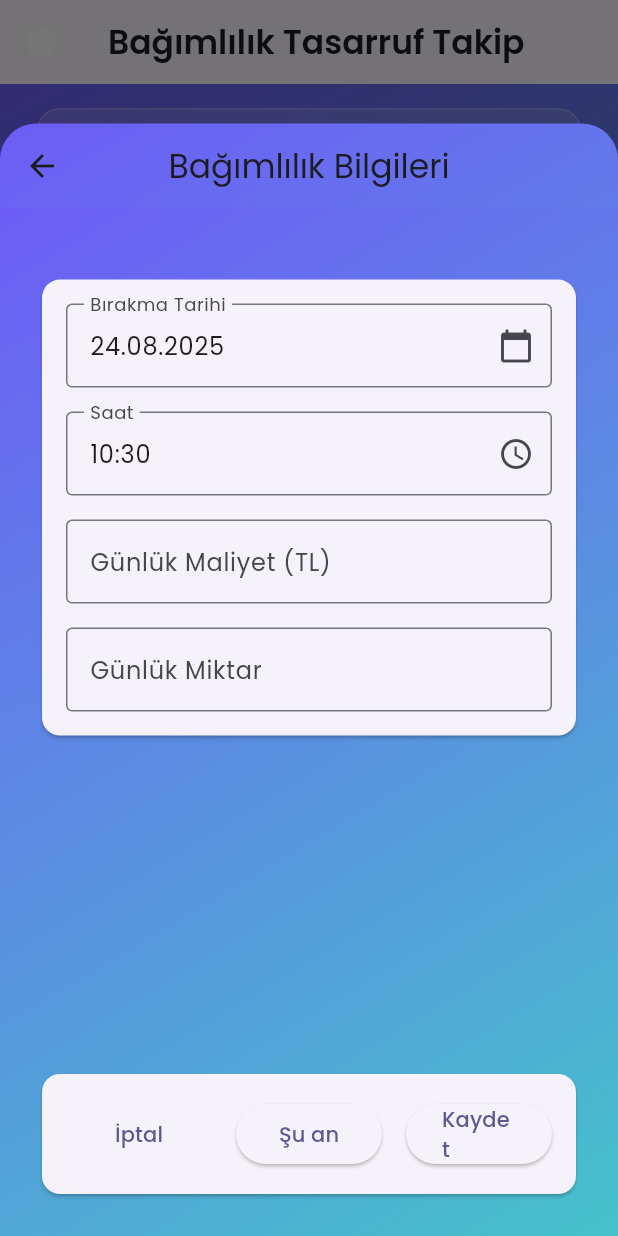
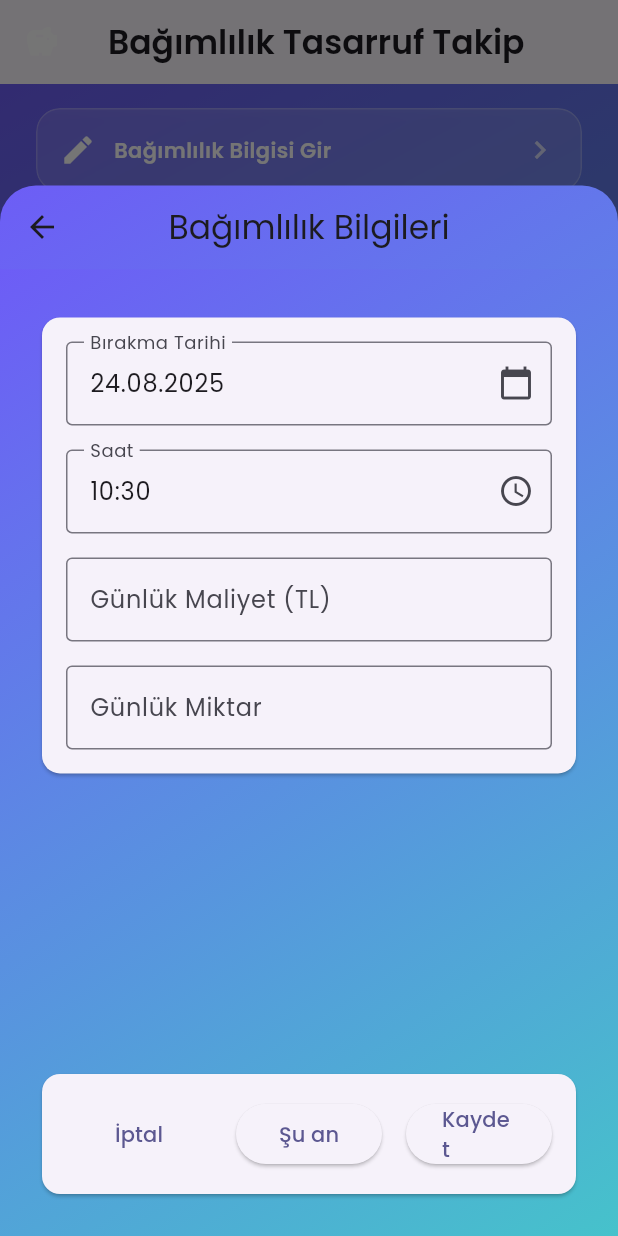
Before and after one commit to Muhammetalig/Habit-Free, a Flutter app: the screen it shows after launch, after a tap on "Bağımlılık Bilgisi Gir", on a phone screen of 412 x 824 dp. Run offline on Flutter 3.47's test engine with Material 3 defaults, Android fonts, the light colour scheme and no system bars; our stand-ins replace flutter_local_notifications, google_fonts, shared_preferences, timezone; missing offline and left inert: home_widget, workmanager; statements that could not run were skipped.

Commit message:
fix: iPhone SE 2020 keyboard compatibility and responsive design
- Fixed DraggableScrollableSheet keyboard handling for small screens
- Added automatic scroll to TextField when keyboard opens
- Improved responsive font sizes for iPhone SE 2020
- Fixed syntax errors in _showInputDialog function
- Added better padding and layout handling for small devices
- Optimized form input experience on compact screens

```diff
--- a/bagimliss/lib/main.dart
+++ b/bagimliss/lib/main.dart
@@ -1,7 +1,7 @@
 import 'package:flutter/material.dart';
 import 'dart:ui' show ImageFilter;
 import 'dart:async';
-import 'dart:math';
+import 'dart:math' as math;
 import 'package:flutter/services.dart';
 import 'package:flutter/foundation.dart';
 import 'dart:io' show Platform;
@@ -380,11 +380,13 @@ class _MyHomePageState extends State<MyHomePage> {
       context: context,
       isScrollControlled: true,
       backgroundColor: Colors.transparent,
+      useSafeArea: true,
       builder: (BuildContext context) {
         return DraggableScrollableSheet(
-          initialChildSize: 0.9,
-          minChildSize: 0.5,
+          initialChildSize: 0.85,
+          minChildSize: 0.4,
           maxChildSize: 0.95,
+          expand: false,
           builder: (context, scrollController) {
             return Container(
               decoration: const BoxDecoration(
@@ -397,6 +399,7 @@ class _MyHomePageState extends State<MyHomePage> {
               ),
               child: Scaffold(
                 backgroundColor: Colors.transparent,
+                resizeToAvoidBottomInset: true,
                 appBar: AppBar(
                   title: const Text('Bağımlılık Bilgileri'),
                   backgroundColor: Colors.transparent,
@@ -411,17 +414,22 @@ class _MyHomePageState extends State<MyHomePage> {
                     ),
                   ),
                   child: SafeArea(
-                    child: Padding(
+                    child: LayoutBuilder(
+                      builder: (context, constraints) {
+                        final keyboardHeight =
+                            MediaQuery.of(context).viewInsets.bottom;
+                        return Padding(
                           padding: EdgeInsets.only(
                             left: 24.0,
                             right: 24.0,
-                        top: 24.0,
-                        bottom: 24.0 + MediaQuery.of(context).viewInsets.bottom,
+                            top: 8.0,
+                            bottom: math.max(24.0, keyboardHeight + 16.0),
                           ),
                           child: Column(
                             children: [
                               Expanded(
                                 child: SingleChildScrollView(
+                                  controller: scrollController,
                                   physics: const BouncingScrollPhysics(),
                                   child: Column(
                                     mainAxisSize: MainAxisSize.min,
@@ -449,7 +457,8 @@ class _MyHomePageState extends State<MyHomePage> {
                                                     context,
                                                   ).requestFocus(FocusNode());
                                                   final now = DateTime.now();
-                                              final initial = quitTime ?? now;
+                                                  final initial =
+                                                      quitTime ?? now;
                                                   final picked =
                                                       await showDatePicker(
                                                         context: context,
@@ -467,8 +476,8 @@ class _MyHomePageState extends State<MyHomePage> {
                                                         confirmText: 'Seç',
                                                       );
                                                   if (picked != null) {
-                                                quitTimeController
-                                                    .text = _formatDate(picked);
+                                                    quitTimeController.text =
+                                                        _formatDate(picked);
                                                   }
                                                 },
                                               ),
@@ -491,7 +500,8 @@ class _MyHomePageState extends State<MyHomePage> {
                                                   ).requestFocus(FocusNode());
                                                   final initial =
                                                       TimeOfDay.fromDateTime(
-                                                    quitTime ?? DateTime.now(),
+                                                        quitTime ??
+                                                            DateTime.now(),
                                                       );
                                                   final picked =
                                                       await showTimePicker(
@@ -502,28 +512,76 @@ class _MyHomePageState extends State<MyHomePage> {
                                                         confirmText: 'Seç',
                                                       );
                                                   if (picked != null) {
-                                                timeController
-                                                    .text = _formatTime(picked);
+                                                    timeController.text =
+                                                        _formatTime(picked);
                                                   }
                                                 },
                                               ),
                                               const SizedBox(height: 16),
                                               TextField(
                                                 controller: costController,
-                                            decoration: const InputDecoration(
-                                              labelText: 'Günlük Maliyet (TL)',
-                                              border: OutlineInputBorder(),
-                                            ),
-                                            keyboardType: TextInputType.number,
+                                                decoration:
+                                                    const InputDecoration(
+                                                      labelText:
+                                                          'Günlük Maliyet (TL)',
+                                                      border:
+                                                          OutlineInputBorder(),
+                                                    ),
+                                                keyboardType:
+                                                    TextInputType.number,
+                                                onTap: () {
+                                                  // Klavye açıldığında scroll yap
+                                                  Future.delayed(
+                                                    const Duration(
+                                                      milliseconds: 300,
+                                                    ),
+                                                    () {
+                                                      scrollController.animateTo(
+                                                        scrollController
+                                                            .position
+                                                            .maxScrollExtent,
+                                                        duration:
+                                                            const Duration(
+                                                              milliseconds: 300,
+                                                            ),
+                                                        curve: Curves.easeInOut,
+                                                      );
+                                                    },
+                                                  );
+                                                },
                                               ),
                                               const SizedBox(height: 16),
                                               TextField(
                                                 controller: amountController,
-                                            decoration: const InputDecoration(
-                                              labelText: 'Günlük Miktar',
-                                              border: OutlineInputBorder(),
-                                            ),
-                                            keyboardType: TextInputType.number,
+                                                decoration:
+                                                    const InputDecoration(
+                                                      labelText:
+                                                          'Günlük Miktar',
+                                                      border:
+                                                          OutlineInputBorder(),
+                                                    ),
+                                                keyboardType:
+                                                    TextInputType.number,
+                                                onTap: () {
+                                                  // Klavye açıldığında scroll yap
+                                                  Future.delayed(
+                                                    const Duration(
+                                                      milliseconds: 300,
+                                                    ),
+                                                    () {
+                                                      scrollController.animateTo(
+                                                        scrollController
+                                                            .position
+                                                            .maxScrollExtent,
+                                                        duration:
+                                                            const Duration(
+                                                              milliseconds: 300,
+                                                            ),
+                                                        curve: Curves.easeInOut,
+                                                      );
+                                                    },
+                                                  );
+                                                },
                                               ),
                                             ],
                                           ),
@@ -551,12 +609,12 @@ class _MyHomePageState extends State<MyHomePage> {
                                         child: ElevatedButton(
                                           onPressed: () {
                                             final parsedCost = double.tryParse(
-                                          costController.text.trim().replaceAll(
-                                            ',',
-                                            '.',
-                                          ),
-                                        );
-                                        final parsedAmount = double.tryParse(
+                                              costController.text
+                                                  .trim()
+                                                  .replaceAll(',', '.'),
+                                            );
+                                            final parsedAmount =
+                                                double.tryParse(
                                                   amountController.text
                                                       .trim()
                                                       .replaceAll(',', '.'),
@@ -590,19 +648,22 @@ class _MyHomePageState extends State<MyHomePage> {
                                       Expanded(
                                         child: ElevatedButton(
                                           onPressed: () {
-                                        final parsedDate = _parseDateFlexible(
-                                          quitTimeController.text.trim(),
-                                        );
-                                        final parsedTime = _parseTimeFlexible(
+                                            final parsedDate =
+                                                _parseDateFlexible(
+                                                  quitTimeController.text
+                                                      .trim(),
+                                                );
+                                            final parsedTime =
+                                                _parseTimeFlexible(
                                                   timeController.text.trim(),
                                                 );
                                             final parsedCost = double.tryParse(
-                                          costController.text.trim().replaceAll(
-                                            ',',
-                                            '.',
-                                          ),
-                                        );
-                                        final parsedAmount = double.tryParse(
+                                              costController.text
+                                                  .trim()
+                                                  .replaceAll(',', '.'),
+                                            );
+                                            final parsedAmount =
+                                                double.tryParse(
                                                   amountController.text
                                                       .trim()
                                                       .replaceAll(',', '.'),
@@ -670,6 +731,8 @@ class _MyHomePageState extends State<MyHomePage> {
                               ),
                             ],
                           ),
+                        );
+                      },
                     ),
                   ),
                 ),
@@ -1875,7 +1938,7 @@ class _CrisisModePageState extends State<CrisisModePage>
     'Cebindeki para ve özgürlüğün artıyor, devam et.',
     'Kriz 5–10 dk sürer, sen daha güçlüsün.',
   ];
-  final Random _rng = Random();
+  final math.Random _rng = math.Random();
   String _currentMsg = _crisisMessages.first;
   Timer? _msgTicker;
 
```
Also changed, not shown: 1 other file. Lines whose indentation alone changed are shown as unchanged.
